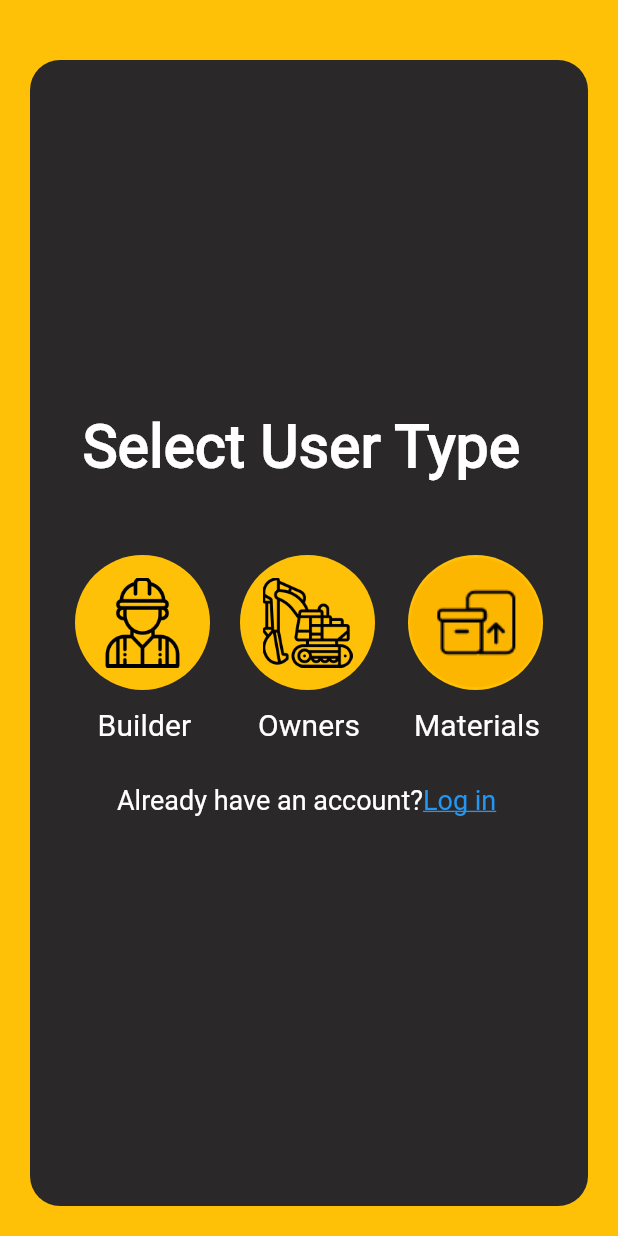
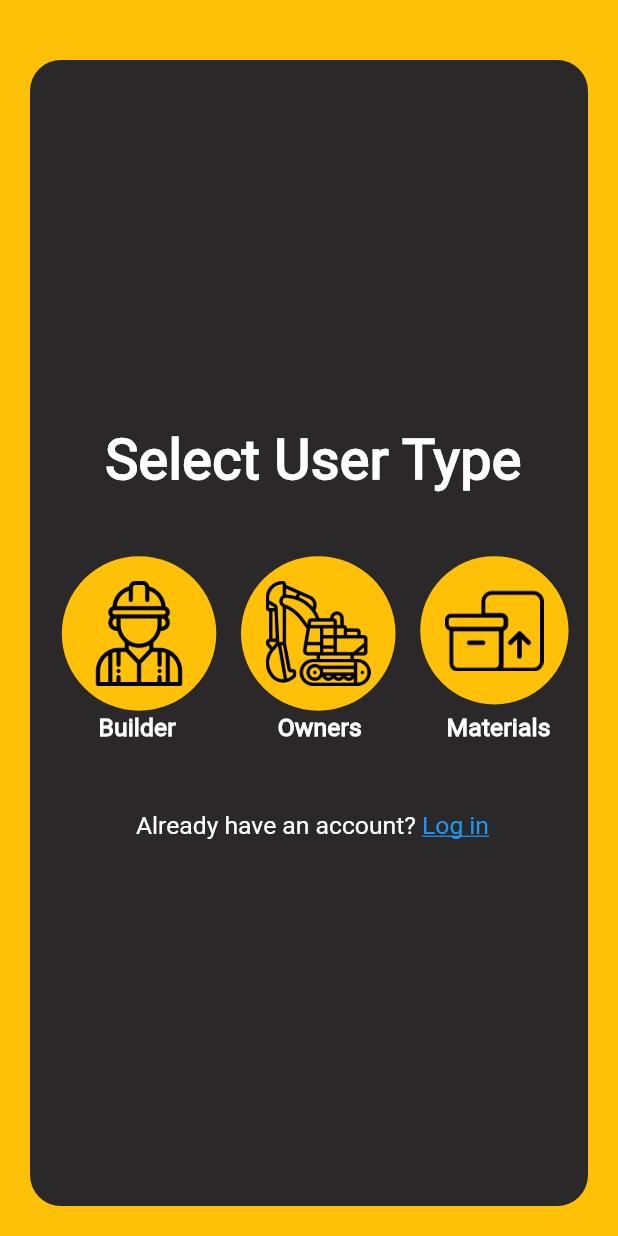
Before and after one commit to RestateOrg/restate, a Flutter app: the ChooseUser screen opened directly, on a phone screen of 412 x 824 dp. Run offline on Flutter 3.47's test engine with Material 3 defaults, Android fonts, the phone set to English and light mode, and no system bars; our stand-ins replace firebase_auth, firebase_core; accounts and stored records are empty.

Commit message:
Choose users page dynamic ui

```diff
--- a/lib/screens/builderRegistration.dart
+++ b/lib/screens/builderRegistration.dart
@@ -11,6 +11,17 @@ class _BuilderRegistrationState extends State<BuilderRegistration> {
   @override
   Widget build(BuildContext context) {
     return Scaffold(
+      appBar: AppBar(
+        leading: IconButton(
+          icon: Icon(Icons.account_circle),
+          onPressed: () {
+            print('Menu icon pressed');
+          },
+          iconSize: 40,
+        ),
+        backgroundColor: Colors.amber,
+        automaticallyImplyLeading: false,
+      ),
       backgroundColor: Colors.amber,
     );
   }
--- a/lib/screens/chooseUserType.dart
+++ b/lib/screens/chooseUserType.dart
@@ -1,4 +1,3 @@
-// ignore: file_names
 import 'package:flutter/material.dart';
 import 'package:restate/screens/builderRegistration.dart';
 import 'package:restate/screens/machinaryRegistration.dart';
@@ -7,10 +6,9 @@ import 'package:restate/screens/signIn.dart';
 import 'hexcolor.dart';
 
 class ChooseUser extends StatefulWidget {
-  const ChooseUser({super.key});
+  const ChooseUser({Key? key});
 
   @override
-  // ignore: library_private_types_in_public_api
   _ChooseUserState createState() => _ChooseUserState();
 }
 
@@ -29,6 +27,9 @@ class HexColor extends Color {
 class _ChooseUserState extends State<ChooseUser> {
   @override
   Widget build(BuildContext context) {
+    double width = MediaQuery.of(context).size.width;
+    double height = MediaQuery.of(context).size.height;
+
     return Scaffold(
       backgroundColor: Colors.amber,
       body: Stack(
@@ -41,13 +42,13 @@ class _ChooseUserState extends State<ChooseUser> {
             child: DecoratedBox(
               decoration: BoxDecoration(
                 color: HexColor('#2A2828'),
-                borderRadius: BorderRadius.circular(20),
+                borderRadius: BorderRadius.circular(height * 0.025),
               ),
             ),
           ),
           Positioned(
-            left: 50,
-            top: 370,
+            left: width * 0.10,
+            top: height * 0.45,
             child: GestureDetector(
               onTap: () {
                 Navigator.push(
@@ -58,26 +59,26 @@ class _ChooseUserState extends State<ChooseUser> {
                 );
               },
               child: Container(
-                  width: 90,
-                  height: 90,
+                width: width * 0.25,
+                height: width * 0.25,
                 decoration: BoxDecoration(
                   color: Colors.amber,
-                    borderRadius: BorderRadius.circular(90), // Make it a circle
+                  borderRadius: BorderRadius.circular(width * 0.25),
                 ),
                 child: Padding(
-                    padding: const EdgeInsets.all(
-                        15), // Center the image within the box
+                  padding: EdgeInsets.all(width * 0.04),
                   child: Image.asset(
                     'assets/images/Builder.png',
-                      width: 60,
-                      height: 60,
+                    width: width * 0.16,
+                    height: width * 0.16,
                   ),
                 ),
-                )),
+              ),
+            ),
           ),
           Positioned(
-            left: 53,
-            top: 460, // Adjusted the top position of the TextButton
+            left: width * 0.13,
+            top: height * 0.56,
             child: TextButton(
               onPressed: () {
                 Navigator.push(
@@ -87,18 +88,19 @@ class _ChooseUserState extends State<ChooseUser> {
                   ),
                 );
               },
-              child: const Text(
+              child: Text(
                 'Builder',
                 style: TextStyle(
                   color: Colors.white,
-                  fontSize: 20,
+                  fontSize: width * 0.04,
+                  fontWeight: FontWeight.bold,
                 ),
               ),
             ),
           ),
           Positioned(
-            left: 160,
-            top: 370,
+            left: width * 0.39,
+            top: height * 0.45,
             child: GestureDetector(
               onTap: () {
                 Navigator.push(
@@ -109,49 +111,28 @@ class _ChooseUserState extends State<ChooseUser> {
                 );
               },
               child: Container(
-                  width: 90,
-                  height: 90,
+                width: width * 0.25,
+                height: width * 0.25,
                 decoration: BoxDecoration(
                   color: Colors.amber,
-                    borderRadius: BorderRadius.circular(90), // Make it a circle
+                  borderRadius: BorderRadius.circular(width * 0.25),
                 ),
                 child: Padding(
-                    padding: const EdgeInsets.all(
-                        15), // Center the image within the box
+                  padding: EdgeInsets.all(width * 0.04),
                   child: Image.asset(
                     'assets/images/Machine.png',
-                      width: 60,
-                      height: 60,
+                    width: width * 0.16,
+                    height: width * 0.16,
                   ),
-                  ),
-                )),
-          ),
-          Positioned(
-            left: 160,
-            top: 460, // Adjusted the top position of the TextButton
-            child: TextButton(
-              onPressed: () {
-                Navigator.push(
-                  context,
-                  MaterialPageRoute(
-                    builder: (context) => const BuilderRegistration(),
-                  ),
-                );
-              },
-              child: const Text(
-                'Owners',
-                style: TextStyle(
-                  color: Colors.white,
-                  fontSize: 20,
                 ),
               ),
             ),
           ),
           Positioned(
-            right: 50,
-            top: 370,
-            child: GestureDetector(
-              onTap: () {
+            left: width * 0.42,
+            top: height * 0.56,
+            child: TextButton(
+              onPressed: () {
                 Navigator.push(
                   context,
                   MaterialPageRoute(
@@ -159,22 +140,47 @@ class _ChooseUserState extends State<ChooseUser> {
                   ),
                 );
               },
-              child: DecoratedBox(
-                decoration: BoxDecoration(
-                  color: Colors.amber,
-                  borderRadius: BorderRadius.circular(200),
-                ),
-                child: Image.asset(
-                  'assets/images/Materials.png',
-                  width: 90,
-                  height: 90,
+              child: Text(
+                'Owners',
+                style: TextStyle(
+                  color: Colors.white,
+                  fontSize: width * 0.04,
+                  fontWeight: FontWeight.bold,
                 ),
               ),
             ),
           ),
           Positioned(
-            right: 40,
-            top: 460, // Adjusted the top position of the TextButton
+            right: width * 0.08,
+            top: height * 0.45,
+            child: GestureDetector(
+              onTap: () {
+                Navigator.push(
+                  context,
+                  MaterialPageRoute(
+                    builder: (context) => const MaterialRegistration(),
+                  ),
+                );
+              },
+              child: DecoratedBox(
+                decoration: BoxDecoration(
+                  color: Colors.amber,
+                  borderRadius: BorderRadius.circular(width * 0.5),
+                ),
+                child: Padding(
+                  padding: EdgeInsets.all(width * 0.04),
+                  child: Image.asset(
+                    'assets/images/Materials.png',
+                    width: width * 0.16,
+                    height: width * 0.16,
+                  ),
+                ),
+              ),
+            ),
+          ),
+          Positioned(
+            right: width * 0.08,
+            top: height * 0.56,
             child: TextButton(
               onPressed: () {
                 Navigator.push(
@@ -184,22 +190,23 @@ class _ChooseUserState extends State<ChooseUser> {
                   ),
                 );
               },
-              child: const Text(
+              child: Text(
                 'Materials',
                 style: TextStyle(
                   color: Colors.white,
-                  fontSize: 20,
+                  fontSize: width * 0.04,
+                  fontWeight: FontWeight.bold,
                 ),
               ),
             ),
           ),
-          const Positioned(
-            top: 270,
-            left: 55,
+          Positioned(
+            top: height * 0.34,
+            left: width * 0.17,
             child: Text(
               'Select User Type',
               style: TextStyle(
-                fontSize: 39,
+                fontSize: width * 0.09,
                 fontFamily: 'Roboto',
                 fontWeight: FontWeight.bold,
                 color: Colors.white,
@@ -207,8 +214,8 @@ class _ChooseUserState extends State<ChooseUser> {
             ),
           ),
           Positioned(
-            bottom: 280,
-            left: 78,
+            bottom: height * 0.32,
+            left: width * 0.22,
             child: GestureDetector(
               onTap: () {
                 Navigator.push(
@@ -217,17 +224,18 @@ class _ChooseUserState extends State<ChooseUser> {
                 );
               },
               child: RichText(
-                text: const TextSpan(
-                  text: "Already have an account?",
+                text: TextSpan(
+                  text: "Already have an account? ",
                   style: TextStyle(
-                    fontSize: 18.0,
+                    fontSize: width * 0.04,
+                    fontFamily: 'Roboto',
                     color: Colors.white,
                   ),
                   children: <TextSpan>[
                     TextSpan(
                       text: 'Log in',
                       style: TextStyle(
-                        fontSize: 18.0,
+                        fontSize: width * 0.04,
                         color: Colors.blue,
                         decoration: TextDecoration.underline,
                       ),
```
Also changed, not shown: assets/images/Materials.png. Lines whose indentation alone changed are shown as unchanged.
